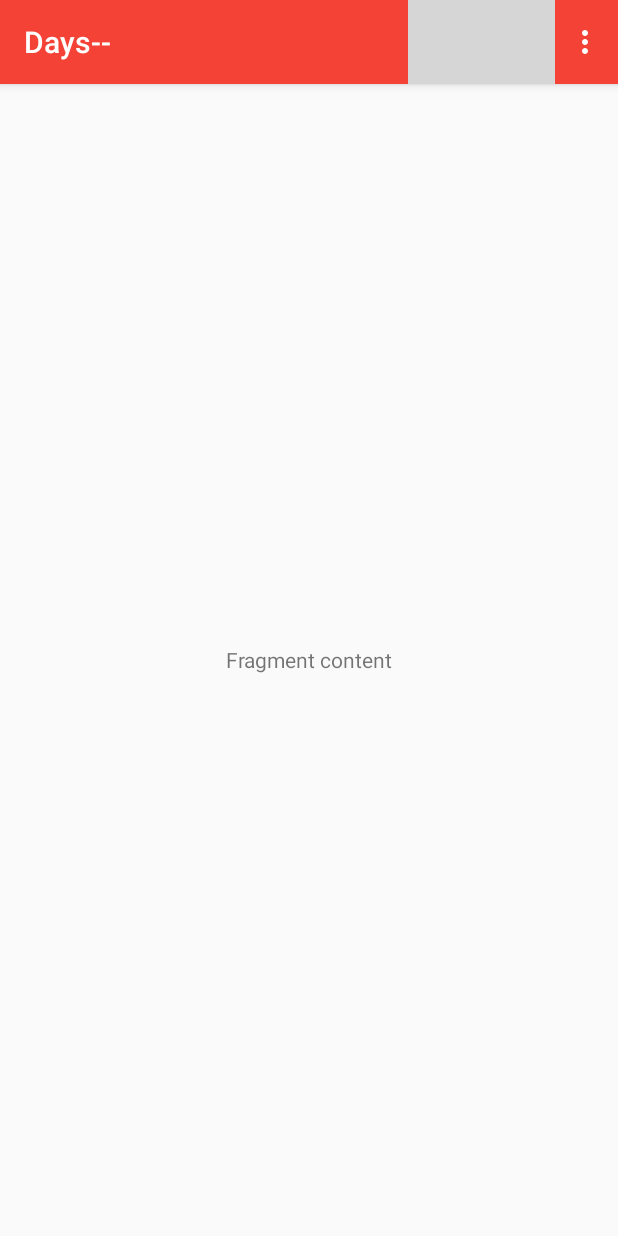
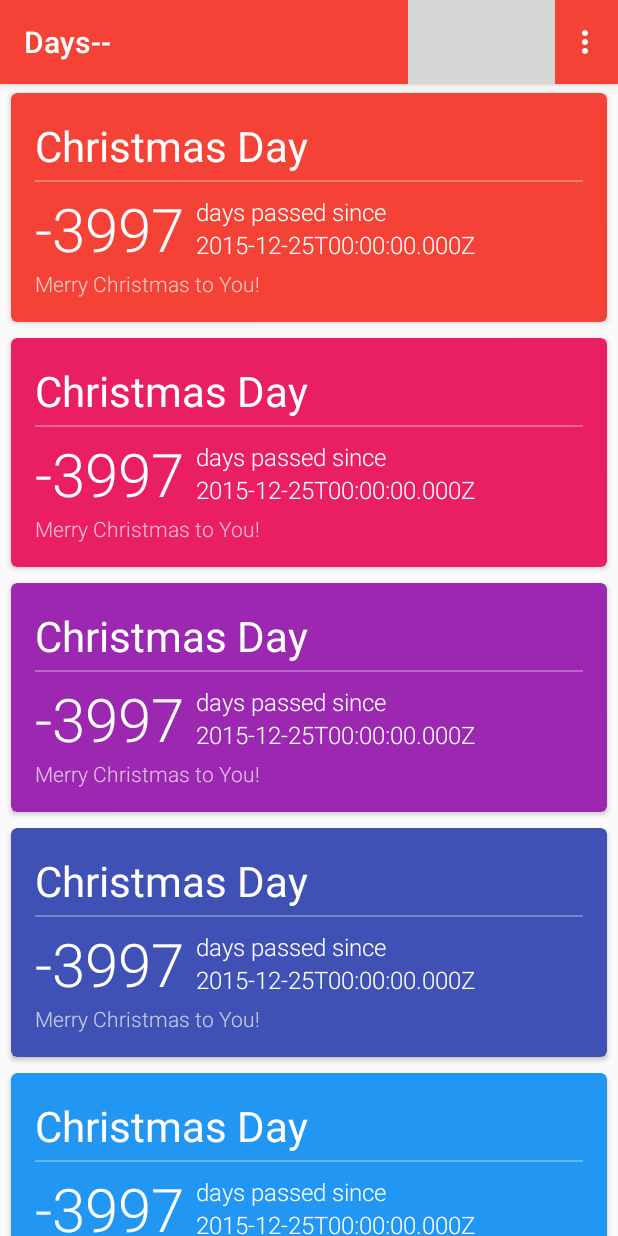
Before and after one commit to thejoe7/dmm2, an Android app: the screen it shows after launch (MainActivity), on a phone screen of 412 x 824 dp. Run offline under Robolectric (Android 15) with nearby library versions, the phone set to English and light mode, and no system bars; libraries missing offline, so code that uses them is left out: it.neokree.materialtabs; plain views replace MaterialTabHost; 2 statements that could not run were skipped; grey boxes are pictures that could not be loaded.

Commit message:
Implemented countdown list using recycler view and card view.

```diff
--- a/app/src/main/java/com/joewuq/dmm/CountdownModel.java
+++ b/app/src/main/java/com/joewuq/dmm/CountdownModel.java
@@ -3,6 +3,7 @@ package com.joewuq.dmm;
 import android.util.Log;
 
 import com.google.gson.annotations.SerializedName;
+import com.joewuq.dmm.utility.ThemeColor;
 
 import org.joda.time.DateTime;
 import org.joda.time.Days;
@@ -23,21 +24,6 @@ public class CountdownModel {
         @SerializedName("2")
         YEARLY,
         @SerializedName("3")
-        CUSTOM
-    }
-
-    public enum ThemeColor {
-        @SerializedName("0")
-        RED,
-        @SerializedName("1")
-        YELLOW,
-        @SerializedName("2")
-        GREEN,
-        @SerializedName("3")
-        BLUE,
-        @SerializedName("4")
-        PURPLE,
-        @SerializedName("5")
         CUSTOM
     }
 
@@ -73,7 +59,11 @@ public class CountdownModel {
     }
 
     public String getDescription() {
-        return description;
+        if (description != null) {
+            return description;
+        } else {
+            return "";
+        }
     }
 
     public CountdownModel setDescription(String description) {
--- /dev/null
+++ b/app/src/main/java/com/joewuq/dmm/DividerItemDecoration.java
@@ -0,0 +1,104 @@
+package com.joewuq.dmm;
+
+import android.content.Context;
+import android.content.res.TypedArray;
+import android.graphics.Canvas;
+import android.graphics.Rect;
+import android.graphics.drawable.Drawable;
+import android.support.v7.widget.LinearLayoutManager;
+import android.support.v7.widget.RecyclerView;
+import android.view.View;
+
+/*
+ * Copyright (C) 2014 The Android Open Source Project
+ *
+ * Licensed under the Apache License, Version 2.0 (the "License");
+ * you may not use this file except in compliance with the License.
+ * You may obtain a copy of the License at
+ *
+ *      http://www.apache.org/licenses/LICENSE-2.0
+ *
+ * Unless required by applicable law or agreed to in writing, software
+ * distributed under the License is distributed on an "AS IS" BASIS,
+ * WITHOUT WARRANTIES OR CONDITIONS OF ANY KIND, either express or implied.
+ * See the License for the specific language governing permissions and
+ * limitations under the License.
+ */
+public class DividerItemDecoration extends RecyclerView.ItemDecoration {
+
+    private static final int[] ATTRS = new int[]{
+            android.R.attr.listDivider
+    };
+
+    public static final int HORIZONTAL_LIST = LinearLayoutManager.HORIZONTAL;
+
+    public static final int VERTICAL_LIST = LinearLayoutManager.VERTICAL;
+
+    private Drawable mDivider;
+
+    private int mOrientation;
+
+    public DividerItemDecoration(Context context, int orientation) {
+        final TypedArray a = context.obtainStyledAttributes(ATTRS);
+        mDivider = a.getDrawable(0);
+        a.recycle();
+        setOrientation(orientation);
+    }
+
+    public void setOrientation(int orientation) {
+        if (orientation != HORIZONTAL_LIST && orientation != VERTICAL_LIST) {
+            throw new IllegalArgumentException("invalid orientation");
+        }
+        mOrientation = orientation;
+    }
+
+    @Override
+    public void onDraw(Canvas c, RecyclerView parent) {
+        if (mOrientation == VERTICAL_LIST) {
+            drawVertical(c, parent);
+        } else {
+            drawHorizontal(c, parent);
+        }
+    }
+
+    public void drawVertical(Canvas c, RecyclerView parent) {
+        final int left = parent.getPaddingLeft();
+        final int right = parent.getWidth() - parent.getPaddingRight();
+
+        final int childCount = parent.getChildCount();
+        for (int i = 0; i < childCount; i++) {
+            final View child = parent.getChildAt(i);
+            final RecyclerView.LayoutParams params = (RecyclerView.LayoutParams) child
+                    .getLayoutParams();
+            final int top = child.getBottom() + params.bottomMargin;
+            final int bottom = top + mDivider.getIntrinsicHeight();
+            mDivider.setBounds(left, top, right, bottom);
+            mDivider.draw(c);
+        }
+    }
+
+    public void drawHorizontal(Canvas c, RecyclerView parent) {
+        final int top = parent.getPaddingTop();
+        final int bottom = parent.getHeight() - parent.getPaddingBottom();
+
+        final int childCount = parent.getChildCount();
+        for (int i = 0; i < childCount; i++) {
+            final View child = parent.getChildAt(i);
+            final RecyclerView.LayoutParams params = (RecyclerView.LayoutParams) child
+                    .getLayoutParams();
+            final int left = child.getRight() + params.rightMargin;
+            final int right = left + mDivider.getIntrinsicHeight();
+            mDivider.setBounds(left, top, right, bottom);
+            mDivider.draw(c);
+        }
+    }
+
+    @Override
+    public void getItemOffsets(Rect outRect, int itemPosition, RecyclerView parent) {
+        if (mOrientation == VERTICAL_LIST) {
+            outRect.set(0, 0, 0, mDivider.getIntrinsicHeight());
+        } else {
+            outRect.set(0, 0, mDivider.getIntrinsicWidth(), 0);
+        }
+    }
+}
--- /dev/null
+++ b/app/src/main/java/com/joewuq/dmm/adapter/CountdownCardAdapter.java
@@ -0,0 +1,104 @@
+package com.joewuq.dmm.adapter;
+
+import android.content.Context;
+import android.support.v7.widget.CardView;
+import android.support.v7.widget.RecyclerView;
+import android.view.LayoutInflater;
+import android.view.View;
+import android.view.ViewGroup;
+import android.widget.ImageView;
+import android.widget.TextView;
+
+import com.joewuq.dmm.CountdownModel;
+import com.joewuq.dmm.R;
+import com.joewuq.dmm.utility.ThemeColor;
+import com.joewuq.dmm.utility.Utility;
+
+import org.joda.time.DateTime;
+
+import java.util.ArrayList;
+
+/**
+ * Created by Joe Wu on 1/10/15.
+ */
+public class CountdownCardAdapter extends RecyclerView.Adapter<CountdownCardAdapter.ViewHolder> {
+
+    public static class ViewHolder extends RecyclerView.ViewHolder {
+
+        CardView cardView;
+        ViewGroup content;
+        ImageView imageBackground;
+        TextView titleText;
+        TextView countdownText;
+        TextView daysText;
+        TextView dateText;
+        TextView descriptionText;
+
+        public ViewHolder(View itemView) {
+            super(itemView);
+            cardView = (CardView) itemView;
+            content = (ViewGroup) itemView.findViewById(R.id.ll_card_content);
+            imageBackground = (ImageView) itemView.findViewById(R.id.iv_card_bg);
+            titleText = (TextView) itemView.findViewById(R.id.tv_card_title);
+            countdownText = (TextView) itemView.findViewById(R.id.tv_card_countdown);
+            daysText = (TextView) itemView.findViewById(R.id.tv_card_days);
+            dateText = (TextView) itemView.findViewById(R.id.tv_card_date);
+            descriptionText = (TextView) itemView.findViewById(R.id.tv_card_description);
+        }
+    }
+
+    private Context context;
+    private ArrayList<CountdownModel> models;
+
+    public CountdownCardAdapter(Context context) {
+        super();
+        this.context = context;
+        models = new ArrayList<CountdownModel>();
+        for (ThemeColor c : ThemeColor.values()) {
+            models.add(new CountdownModel().setTitle("Christmas Day").setDate(new DateTime(2015, 12, 25, 0, 0)).setDescription("Merry Christmas to You!").setThemeColor(c));
+        }
+    }
+
+    @Override
+    public ViewHolder onCreateViewHolder(ViewGroup parent, int viewType) {
+        View view = LayoutInflater.from(parent.getContext()).inflate(R.layout.view_countdown_card, parent, false);
+        return new ViewHolder(view);
+    }
+
+    @Override
+    public void onBindViewHolder(ViewHolder holder, int position) {
+        CountdownModel model = models.get(position);
+        int color = context.getResources().getColor(Utility.getThemeColorResourceId(model.getThemeColor()));
+        holder.cardView.setCardBackgroundColor(color);
+
+        // disable background image and darkening for now
+        holder.imageBackground.setImageResource(0);
+        holder.imageBackground.setVisibility(View.GONE);
+        holder.content.setBackgroundColor(context.getResources().getColor(R.color.transparent));
+
+        // set up subviews
+        DateTime nextDate = model.getNextDate();
+        Integer daysDiff = model.getDaysDiff(DateTime.now().withTime(0, 0, 0, 0));
+
+        holder.titleText.setText(model.getTitle());
+        holder.dateText.setText(nextDate.toString());
+
+        if (daysDiff < 0) {
+            holder.countdownText.setText(String.valueOf(daysDiff));
+            holder.daysText.setText(context.getString(R.string.card_days_past));
+        } else {
+            holder.countdownText.setText(String.valueOf(daysDiff));
+            holder.daysText.setText(context.getString(R.string.card_days_left));
+        }
+
+        // hide description is it's empty
+        String description = model.getDescription();
+        holder.descriptionText.setText(description);
+        holder.descriptionText.setVisibility(description.equals("") ? View.GONE : View.VISIBLE);
+    }
+
+    @Override
+    public int getItemCount() {
+        return models.size();
+    }
+}
--- a/app/src/main/java/com/joewuq/dmm/fragment/CountdownFragment.java
+++ b/app/src/main/java/com/joewuq/dmm/fragment/CountdownFragment.java
@@ -3,24 +3,41 @@ package com.joewuq.dmm.fragment;
 import android.os.Bundle;
 import android.support.annotation.Nullable;
 import android.support.v4.app.Fragment;
+import android.support.v7.widget.DefaultItemAnimator;
+import android.support.v7.widget.LinearLayoutManager;
+import android.support.v7.widget.RecyclerView;
 import android.view.Gravity;
 import android.view.LayoutInflater;
 import android.view.View;
 import android.view.ViewGroup;
 import android.widget.TextView;
 
+import com.joewuq.dmm.DividerItemDecoration;
+import com.joewuq.dmm.R;
+import com.joewuq.dmm.adapter.CountdownCardAdapter;
+
 /**
  * Created by Joe Wu on 12/30/14.
  */
 public class CountdownFragment extends Fragment {
 
+    private RecyclerView recyclerView;
+    private CountdownCardAdapter cardAdapter;
+
     @Override
     public View onCreateView(LayoutInflater inflater, @Nullable ViewGroup container, @Nullable Bundle savedInstanceState) {
-        // return super.onCreateView(inflater, container, savedInstanceState);
-        TextView text = new TextView(container.getContext());
-        text.setText("Fragment content");
-        text.setGravity(Gravity.CENTER);
+        super.onCreateView(inflater, container, savedInstanceState);
+        View view = inflater.inflate(R.layout.fragment_countdown, container, false);
 
-        return text;
+        recyclerView = (RecyclerView) view.findViewById(R.id.rv_list);
+        recyclerView.setHasFixedSize(true);
+        // recyclerView.addItemDecoration(new DividerItemDecoration(getActivity(), DividerItemDecoration.VERTICAL_LIST));
+        recyclerView.setLayoutManager(new LinearLayoutManager(getActivity()));
+        recyclerView.setItemAnimator(new DefaultItemAnimator());
+
+        cardAdapter = new CountdownCardAdapter(getActivity());
+        recyclerView.setAdapter(cardAdapter);
+
+        return view;
     }
 }
--- /dev/null
+++ b/app/src/main/java/com/joewuq/dmm/utility/ThemeColor.java
@@ -0,0 +1,29 @@
+package com.joewuq.dmm.utility;
+
+import com.google.gson.annotations.SerializedName;
+
+/**
+ * Created by Joe Wu on 1/10/15.
+ */
+public enum ThemeColor {
+    @SerializedName("0")
+    RED,
+    @SerializedName("1")
+    PINK,
+    @SerializedName("2")
+    PURPLE,
+    @SerializedName("3")
+    INDIGO,
+    @SerializedName("4")
+    BLUE,
+    @SerializedName("5")
+    CYAN,
+    @SerializedName("6")
+    TEAL,
+    @SerializedName("7")
+    GREEN,
+    @SerializedName("8")
+    YELLOW,
+    @SerializedName("9")
+    ORANGE
+}
--- /dev/null
+++ b/app/src/main/java/com/joewuq/dmm/utility/Utility.java
@@ -0,0 +1,37 @@
+package com.joewuq.dmm.utility;
+
+import android.util.Log;
+
+import com.joewuq.dmm.R;
+
+/**
+ * Created by Joe Wu on 1/10/15.
+ */
+public class Utility {
+    public static int getThemeColorResourceId(ThemeColor themeColor) {
+        switch (themeColor) {
+            case RED:
+                return R.color.theme_red;
+            case PINK:
+                return R.color.theme_pink;
+            case PURPLE:
+                return R.color.theme_purple;
+            case INDIGO:
+                return R.color.theme_indigo;
+            case BLUE:
+                return R.color.theme_blue;
+            case CYAN:
+                return R.color.theme_cyan;
+            case TEAL:
+                return R.color.theme_teal;
+            case GREEN:
+                return R.color.theme_green;
+            case YELLOW:
+                return R.color.theme_yellow;
+            case ORANGE:
+                return R.color.theme_orange;
+            default:
+                return 0;
+        }
+    }
+}
--- /dev/null
+++ b/app/src/main/res/layout/fragment_countdown.xml
@@ -0,0 +1,13 @@
+<?xml version="1.0" encoding="utf-8"?>
+<RelativeLayout xmlns:android="http://schemas.android.com/apk/res/android"
+    android:orientation="vertical"
+    android:layout_width="match_parent"
+    android:layout_height="match_parent" >
+
+    <android.support.v7.widget.RecyclerView
+        android:id="@+id/rv_list"
+        android:layout_width="match_parent"
+        android:layout_height="match_parent"
+        android:scrollbars="none" />
+
+</RelativeLayout>
--- /dev/null
+++ b/app/src/main/res/layout/view_countdown_card.xml
@@ -0,0 +1,104 @@
+<?xml version="1.0" encoding="utf-8"?>
+<android.support.v7.widget.CardView
+    xmlns:android="http://schemas.android.com/apk/res/android"
+    xmlns:card="http://schemas.android.com/apk/res-auto"
+    android:layout_width="match_parent"
+    android:layout_height="wrap_content"
+    android:layout_marginLeft="@dimen/card_compat_margin_horizontal"
+    android:layout_marginRight="@dimen/card_compat_margin_horizontal"
+    android:layout_marginTop="@dimen/card_compat_margin_vertical"
+    card:cardCornerRadius="@dimen/card_corner_radius"
+    card:cardUseCompatPadding="true"
+    card:cardElevation="2dp"
+    card:cardBackgroundColor="@color/theme_default" >
+
+    <ImageView
+        android:id="@+id/iv_card_bg"
+        android:layout_width="match_parent"
+        android:layout_height="match_parent"
+        android:minHeight="@dimen/card_min_height_with_image"
+        android:layout_gravity="center"
+        android:scaleType="centerCrop"
+        android:src="@drawable/bg_christmas"
+        android:visibility="gone" />
+
+    <LinearLayout
+        android:id="@+id/ll_card_content"
+        android:layout_width="match_parent"
+        android:layout_height="wrap_content"
+        android:orientation="vertical"
+        android:padding="@dimen/card_content_padding"
+        android:layout_gravity="bottom"
+        android:background="@color/black_overlay" >
+
+        <TextView
+            android:id="@+id/tv_card_title"
+            android:layout_width="match_parent"
+            android:layout_height="wrap_content"
+            android:layout_gravity="bottom"
+            android:text="@string/placeholder_christmas_title"
+            android:singleLine="true"
+            android:textColor="@color/text_light_primary"
+            android:textSize="28sp" />
+
+        <View
+            android:layout_height="1dp"
+            android:layout_width="match_parent"
+            android:layout_marginTop="4dp"
+            android:layout_marginBottom="4dp"
+            android:background="@color/text_light_hint" />
+
+        <RelativeLayout
+            android:layout_width="match_parent"
+            android:layout_height="wrap_content" >
+
+            <TextView android:id="@+id/tv_card_countdown"
+                android:layout_width="wrap_content"
+                android:layout_height="wrap_content"
+                android:layout_alignParentStart="true"
+                android:layout_centerVertical="true"
+                android:text="20"
+                android:fontFamily="sans-serif-light"
+                android:textColor="@color/text_light_primary"
+                android:textSize="40sp" />
+
+            <LinearLayout
+                android:layout_width="wrap_content"
+                android:layout_height="wrap_content"
+                android:layout_toEndOf="@id/tv_card_countdown"
+                android:layout_centerVertical="true"
+                android:orientation="vertical"
+                android:layout_marginStart="8dp" >
+
+                <TextView android:id="@+id/tv_card_days"
+                    android:layout_width="wrap_content"
+                    android:layout_height="wrap_content"
+                    android:text="@string/card_days_left"
+                    android:fontFamily="sans-serif-light"
+                    android:textColor="@color/text_light_primary"
+                    android:textSize="16sp" />
+
+                <TextView android:id="@+id/tv_card_date"
+                    android:layout_width="wrap_content"
+                    android:layout_height="wrap_content"
+                    android:text="Dec 25, 2015"
+                    android:fontFamily="sans-serif-light"
+                    android:textColor="@color/text_light_primary"
+                    android:textSize="16sp" />
+
+            </LinearLayout>
+
+        </RelativeLayout>
+
+        <TextView android:id="@+id/tv_card_description"
+            android:layout_width="wrap_content"
+            android:layout_height="wrap_content"
+            android:ellipsize="end"
+            android:fontFamily="sans-serif-light"
+            android:text="@string/placeholder_christmas_description"
+            android:textColor="@color/text_light_secondary"
+            android:textSize="14sp" />
+
+    </LinearLayout>
+
+</android.support.v7.widget.CardView>
--- a/app/src/main/res/values/colors.xml
+++ b/app/src/main/res/values/colors.xml
@@ -20,7 +20,22 @@
     <color name="text_light_hint">#4dffffff</color>
     <color name="text_light_divider">#0cffffff</color>
 
+    <!-- theme colors -->
+    <color name="theme_red">#f44336</color>
+    <color name="theme_pink">#e91e63</color>
+    <color name="theme_purple">#9c27b0</color>
+    <color name="theme_indigo">#3f51b5</color>
+    <color name="theme_blue">#2196f3</color>
+    <color name="theme_cyan">#00bcd4</color>
+    <color name="theme_teal">#009688</color>
+    <color name="theme_green">#4caf50</color>
+    <color name="theme_yellow">#ffc107</color>
+    <color name="theme_orange">#ff5722</color>
+    <color name="theme_default">#607d8b</color>
+
     <!-- other colors -->
+    <color name="transparent">#00000000</color>
     <color name="white">#ffffffff</color>
     <color name="black">#ff000000</color>
+    <color name="black_overlay">#44000000</color>
 </resources>
--- a/app/src/main/res/values/dimens.xml
+++ b/app/src/main/res/values/dimens.xml
@@ -5,4 +5,13 @@
 
     <dimen name="toolbar_height">56dp</dimen>
     <dimen name="toolbar_title_font_size">20sp</dimen>
+
+    <dimen name="card_corner_radius">4dp</dimen>
+    <dimen name="card_padding">8dp</dimen>
+    <dimen name="card_compat_margin_horizontal">4dp</dimen>
+    <dimen name="card_compat_margin_vertical">1dp</dimen>
+    <dimen name="card_gutter">8dp</dimen>
+    <dimen name="card_content_padding">16dp</dimen>
+
+    <dimen name="card_min_height_with_image">256dp</dimen>
 </resources>
--- a/app/src/main/res/values/strings.xml
+++ b/app/src/main/res/values/strings.xml
@@ -8,4 +8,13 @@
 
     <string name="toolbar_title_countdown">Countdown</string>
     <string name="toolbar_title_archive">Archive</string>
+
+    <string name="button_edit">Edit</string>
+    <string name="button_delete">Delete</string>
+
+    <string name="card_days_left">days left until</string>
+    <string name="card_days_past">days passed since</string>
+
+    <string name="placeholder_christmas_title">Christmas</string>
+    <string name="placeholder_christmas_description">Wish you a merry Christmas!</string>
 </resources>
```
Also changed, not shown: app/src/main/res/drawable-xxxhdpi/bg_christmas.jpg (added).
